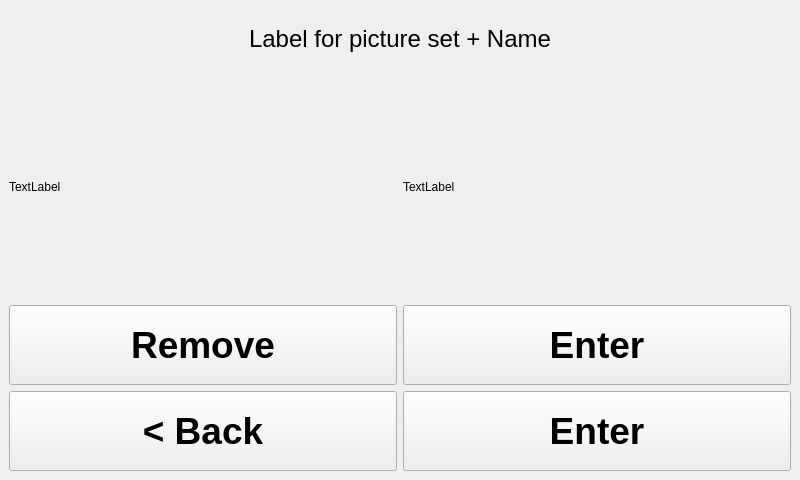
Qt form src/ui_elements/picture_window.ui (AndreWohnsland/CocktailBerry) before a commit.
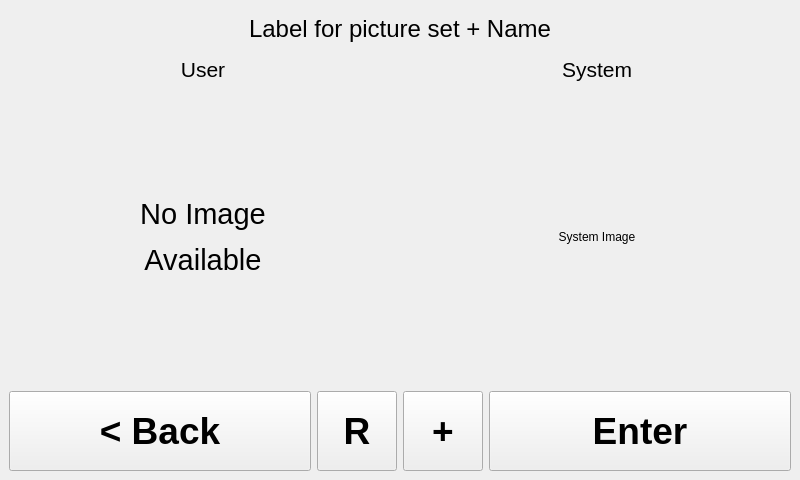
The same form after that commit.

Commit message: Implementation of picture window

The edit to the form file:
```diff
--- a/src/ui_elements/picture_window.ui
+++ b/src/ui_elements/picture_window.ui
@@ -39,7 +39,7 @@
   </property>
   <widget class="QWidget" name="centralwidget">
    <layout class="QGridLayout" name="gridLayout">
-    <item row="3" column="0">
+    <item row="4" column="0">
      <widget class="QPushButton" name="button_back">
       <property name="minimumSize">
        <size>
@@ -65,7 +65,7 @@
       </property>
      </widget>
     </item>
-    <item row="3" column="1">
+    <item row="4" column="3">
      <widget class="QPushButton" name="button_enter">
       <property name="minimumSize">
        <size>
@@ -94,12 +94,12 @@
       </property>
      </widget>
     </item>
-    <item row="0" column="0" colspan="2">
+    <item row="0" column="0" colspan="4">
      <widget class="QLabel" name="label_titel">
       <property name="maximumSize">
        <size>
         <width>16777215</width>
-        <height>60</height>
+        <height>40</height>
        </size>
       </property>
       <property name="font">
@@ -118,33 +118,7 @@
       </property>
      </widget>
     </item>
-    <item row="2" column="0">
-     <widget class="QPushButton" name="button_remove">
-      <property name="minimumSize">
-       <size>
-        <width>0</width>
-        <height>80</height>
-       </size>
-      </property>
-      <property name="maximumSize">
-       <size>
-        <width>5000</width>
-        <height>80</height>
-       </size>
-      </property>
-      <property name="font">
-       <font>
-        <pointsize>28</pointsize>
-        <weight>75</weight>
-        <bold>true</bold>
-       </font>
-      </property>
-      <property name="text">
-       <string>Remove</string>
-      </property>
-     </widget>
-    </item>
-    <item row="2" column="1">
+    <item row="4" column="2">
      <widget class="QPushButton" name="button_upload">
       <property name="minimumSize">
        <size>
@@ -154,7 +128,7 @@
       </property>
       <property name="maximumSize">
        <size>
-        <width>5000</width>
+        <width>80</width>
         <height>80</height>
        </size>
       </property>
@@ -166,24 +140,112 @@
        </font>
       </property>
       <property name="text">
-       <string>Enter</string>
+       <string>+</string>
       </property>
       <property name="cssClass" stdset="0">
        <string>btn-inverted</string>
       </property>
      </widget>
     </item>
-    <item row="1" column="0">
-     <widget class="QLabel" name="picture_user">
+    <item row="4" column="1">
+     <widget class="QPushButton" name="button_remove">
+      <property name="minimumSize">
+       <size>
+        <width>0</width>
+        <height>80</height>
+       </size>
+      </property>
+      <property name="maximumSize">
+       <size>
+        <width>80</width>
+        <height>80</height>
+       </size>
+      </property>
+      <property name="font">
+       <font>
+        <pointsize>28</pointsize>
+        <weight>75</weight>
+        <bold>true</bold>
+       </font>
+      </property>
       <property name="text">
-       <string>TextLabel</string>
+       <string>R</string>
       </property>
      </widget>
     </item>
-    <item row="1" column="1">
+    <item row="2" column="2" colspan="2">
      <widget class="QLabel" name="picture_system">
       <property name="text">
-       <string>TextLabel</string>
+       <string>System Image</string>
+      </property>
+      <property name="scaledContents">
+       <bool>true</bool>
+      </property>
+      <property name="alignment">
+       <set>Qt::AlignCenter</set>
+      </property>
+     </widget>
+    </item>
+    <item row="2" column="0" colspan="2">
+     <widget class="QLabel" name="picture_user">
+      <property name="font">
+       <font>
+        <pointsize>22</pointsize>
+       </font>
+      </property>
+      <property name="text">
+       <string>&lt;html&gt;&lt;head/&gt;&lt;body&gt;&lt;p&gt;No Image&lt;/p&gt;&lt;p&gt;Available&lt;/p&gt;&lt;/body&gt;&lt;/html&gt;</string>
+      </property>
+      <property name="scaledContents">
+       <bool>true</bool>
+      </property>
+      <property name="alignment">
+       <set>Qt::AlignCenter</set>
+      </property>
+      <property name="cssClass" stdset="0">
+       <string>neutral</string>
+      </property>
+     </widget>
+    </item>
+    <item row="1" column="0" colspan="2">
+     <widget class="QLabel" name="label_user">
+      <property name="maximumSize">
+       <size>
+        <width>16777215</width>
+        <height>28</height>
+       </size>
+      </property>
+      <property name="font">
+       <font>
+        <pointsize>16</pointsize>
+       </font>
+      </property>
+      <property name="text">
+       <string>User</string>
+      </property>
+      <property name="alignment">
+       <set>Qt::AlignCenter</set>
+      </property>
+     </widget>
+    </item>
+    <item row="1" column="2" colspan="2">
+     <widget class="QLabel" name="label_system">
+      <property name="maximumSize">
+       <size>
+        <width>16777215</width>
+        <height>28</height>
+       </size>
+      </property>
+      <property name="font">
+       <font>
+        <pointsize>16</pointsize>
+       </font>
+      </property>
+      <property name="text">
+       <string>System</string>
+      </property>
+      <property name="alignment">
+       <set>Qt::AlignCenter</set>
       </property>
      </widget>
     </item>
```
Left out of the diff: 5 changed lines with no effect on the pictures. The commit also changes 3 other files.
